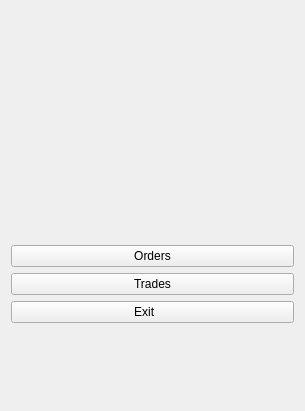
The window that pages/menu.ui (MarynychViktor/qt_market) describes before a commit, drawn with Qt 5.
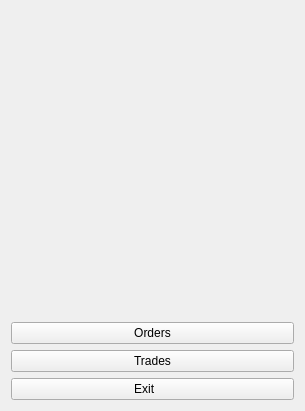
The same window after the commit. Icons and pictures are not drawn.

Commit message: Added menu window

Patch:
```diff
--- a/pages/menu.ui
+++ b/pages/menu.ui
@@ -89,19 +89,6 @@
      </item>
     </layout>
    </item>
-   <item>
-    <spacer name="verticalSpacer_2">
-     <property name="orientation">
-      <enum>Qt::Vertical</enum>
-     </property>
-     <property name="sizeHint" stdset="0">
-      <size>
-       <width>20</width>
-       <height>40</height>
-      </size>
-     </property>
-    </spacer>
-   </item>
   </layout>
  </widget>
  <resources>
```
The commit also changes 12 other files.
